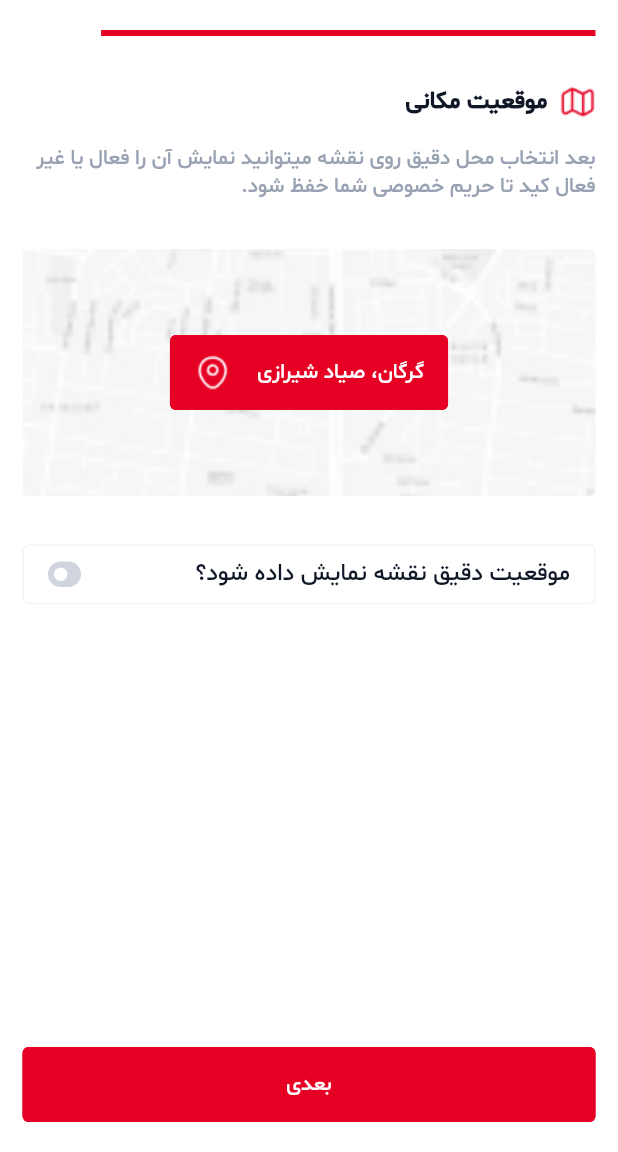
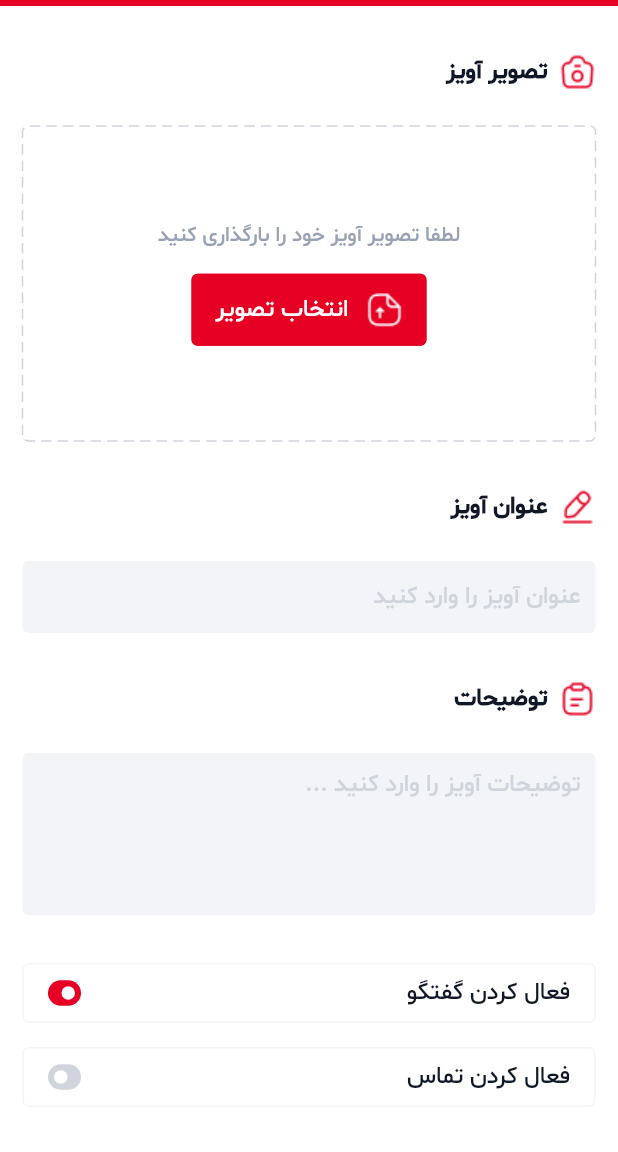
Before and after one commit to imamal07/Aviz, a Flutter app: the FourthStepAddAdScreen screen opened directly, after a tap on "بعدی", on a phone screen of 412 x 824 dp, the part 84-1236 px from its top. Run offline on Flutter 3.47's test engine with Material 2 defaults, Android fonts, the phone set to English and light mode, and no system bars; drawn by our look-alikes of dotted_border.

Commit message:
add dotted_border package & finish fifth step add ad screen ui. change textfield widget to multiline

```diff
--- a/lib/presentation/screens/add_ad_screen.dart
+++ b/lib/presentation/screens/add_ad_screen.dart
@@ -49,7 +49,7 @@ class _AddAdScreenState extends State<AddAdScreen> {
                           });
                         } else {
                           Navigator.of(context).push(MaterialPageRoute(
-                            builder: (context) => ThirdStepAddAdScreen(),
+                            builder: (context) => const ThirdStepAddAdScreen(),
                           ));
                         }
                       },
--- /dev/null
+++ b/lib/presentation/screens/fifth_step_add_ad_screen.dart
@@ -0,0 +1,157 @@
+import 'package:aviz/presentation/widgets/elevated_button.dart';
+import 'package:aviz/presentation/widgets/normal_textfield.dart';
+import 'package:aviz/presentation/widgets/switch_with_title.dart';
+import 'package:aviz/presentation/widgets/title_with_icon.dart';
+import 'package:aviz/utils/extensions/size_of_screen.dart';
+import 'package:aviz/utils/extensions/to_padding.dart';
+import 'package:aviz/utils/extensions/to_text.dart';
+import 'package:dotted_border/dotted_border.dart';
+import 'package:flutter/material.dart';
+
+import '../../utils/constants.dart';
+import '../widgets/add_ad_screen_appbar.dart';
+
+class FifthStepAddAdScreen extends StatefulWidget {
+  const FifthStepAddAdScreen({super.key});
+
+  @override
+  State<FifthStepAddAdScreen> createState() => _FifthStepAddAdScreenState();
+}
+
+class _FifthStepAddAdScreenState extends State<FifthStepAddAdScreen> {
+  TextEditingController titleInputController = TextEditingController();
+  TextEditingController descriptionInputController = TextEditingController();
+  bool isActiveMessage = true;
+  bool isActiveCall = false;
+
+  @override
+  Widget build(BuildContext context) {
+    return GestureDetector(
+      onTap: () {
+        FocusManager.instance.primaryFocus?.unfocus();
+      },
+      child: Scaffold(
+        backgroundColor: Colors.white,
+        appBar: GenerateAddAdScreenAppBar(
+            title: 'دسته بندی'.toText(color: MyColors.red, size: 16)),
+        body: SafeArea(
+          child: Column(
+            crossAxisAlignment: CrossAxisAlignment.end,
+            children: [
+              Container(
+                width: context.screenWidth(),
+                height: 4,
+                color: MyColors.red,
+              ),
+              Expanded(
+                child: SingleChildScrollView(
+                  child: Column(
+                    crossAxisAlignment: CrossAxisAlignment.end,
+                    children: [
+                      32.0.toVerticalSpace(),
+                      const GenerateTitleWithIcon(
+                          title: 'تصویر آویز',
+                          iconPath: MyImagesPath.cameraIcon),
+                      24.0.toVerticalSpace(),
+                      DottedBorder(
+                        dashPattern: const [7, 4],
+                        borderType: BorderType.RRect,
+                        color: MyColors.lightGrey,
+                        radius: const Radius.circular(4),
+                        child: Container(
+                          height: context.screenHeight() * .25,
+                          alignment: Alignment.center,
+                          child: Column(
+                            mainAxisAlignment: MainAxisAlignment.center,
+                            children: [
+                              'لطفا تصویر آویز خود را بارگذاری کنید'
+                                  .toText(color: MyColors.grey),
+                              16.0.toVerticalSpace(),
+                              SizedBox(
+                                height: 48,
+                                child: GenerateElevatedButton(
+                                  child: Row(
+                                    mainAxisSize: MainAxisSize.min,
+                                    children: [
+                                      'انتخاب تصویر'.toText(
+                                          color: Colors.white, size: 16),
+                                      12.0.toHorizontalSpace(),
+                                      Image.asset(
+                                          MyImagesPath.documentUploadIcon),
+                                    ],
+                                  ),
+                                  onPressed: () {},
+                                ),
+                              )
+                            ],
+                          ),
+                        ),
+                      ),
+                      32.0.toVerticalSpace(),
+                      const GenerateTitleWithIcon(
+                          title: 'عنوان آویز', iconPath: MyImagesPath.penIcon),
+                      24.0.toVerticalSpace(),
+                      GenerateNormalTextField(
+                        controller: titleInputController,
+                        hintText: 'عنوان آویز را وارد کنید',
+                        onchanged: (value) {
+                          setState(() {});
+                        },
+                        keyboardType: TextInputType.text,
+                      ),
+                      32.0.toVerticalSpace(),
+                      const GenerateTitleWithIcon(
+                          title: 'توضیحات',
+                          iconPath: MyImagesPath.clipboardTextIcon),
+                      24.0.toVerticalSpace(),
+                      GenerateNormalTextField(
+                        controller: descriptionInputController,
+                        hintText: '... توضیحات آویز را وارد کنید',
+                        onchanged: (value) {
+                          setState(() {});
+                        },
+                        keyboardType: TextInputType.multiline,
+                        minLine: 4,
+                      ),
+                      32.0.toVerticalSpace(),
+                      GenerateSwitch(
+                        value: isActiveMessage,
+                        title: 'فعال کردن گفتگو',
+                        onTap: () {
+                          setState(() {
+                            isActiveMessage = !isActiveMessage;
+                          });
+                        },
+                      ),
+                      16.0.toVerticalSpace(),
+                      GenerateSwitch(
+                        value: isActiveCall,
+                        title: 'فعال کردن تماس',
+                        onTap: () {
+                          setState(() {
+                            isActiveCall = !isActiveCall;
+                          });
+                        },
+                      ),
+                      40.0.toVerticalSpace(),
+                      SizedBox(
+                        width: context.screenWidth(),
+                        height: 48,
+                        child: GenerateElevatedButton(
+                          child:
+                              'ثبت آگهی'.toText(color: Colors.white, size: 16),
+                          onPressed: () {},
+                        ),
+                      ),
+                      20.0.toVerticalSpace(),
+                    ],
+                  ).toSymmetricPadding(horizontal: 15),
+                ),
+              ),
+            ],
+          ),
+        ),
+      ),
+    );
+  }
+}
--- a/lib/presentation/screens/fourth_step_add_ad_screen.dart
+++ b/lib/presentation/screens/fourth_step_add_ad_screen.dart
@@ -1,3 +1,4 @@
+import 'package:aviz/presentation/screens/fifth_step_add_ad_screen.dart';
 import 'package:aviz/presentation/widgets/add_ad_screen_appbar.dart';
 import 'package:aviz/presentation/widgets/elevated_button.dart';
 import 'package:aviz/presentation/widgets/switch_with_title.dart';
@@ -47,8 +48,10 @@ class _FourthStepAddAdScreenState extends State<FourthStepAddAdScreen> {
               decoration: BoxDecoration(
                 borderRadius: BorderRadius.circular(4),
                 image: DecorationImage(
+                  colorFilter: ColorFilter.mode(
+                      MyColors.red.withOpacity(.4), BlendMode.color),
                   fit: BoxFit.cover,
-                  image: AssetImage(
+                  image: const AssetImage(
                     MyImagesPath.map,
                   ),
                 ),
@@ -91,7 +94,11 @@ class _FourthStepAddAdScreenState extends State<FourthStepAddAdScreen> {
                 child: 'بعدی'.toText(
                   color: Colors.white,
                 ),
-                onPressed: () {},
+                onPressed: () {
+                  Navigator.of(context).push(MaterialPageRoute(
+                    builder: (context) => const FifthStepAddAdScreen(),
+                  ));
+                },
               ),
             )
           ],
--- a/lib/presentation/widgets/normal_textfield.dart
+++ b/lib/presentation/widgets/normal_textfield.dart
@@ -9,6 +9,7 @@ class GenerateNormalTextField extends StatelessWidget {
     required this.hintText,
     required this.onchanged,
     required this.keyboardType,
+    this.minLine,
     this.horizontalContentPadding = 10,
   });
   final TextEditingController controller;
@@ -16,6 +17,7 @@ class GenerateNormalTextField extends StatelessWidget {
   final Function(String value) onchanged;
   final TextInputType keyboardType;
   final double horizontalContentPadding;
+  final int? minLine;
 
   @override
   Widget build(BuildContext context) {
@@ -24,8 +26,12 @@ class GenerateNormalTextField extends StatelessWidget {
       onChanged: onchanged,
       keyboardType: keyboardType,
       textAlign: TextAlign.right,
+      maxLines: minLine,
+      minLines: minLine,
+      textInputAction: (minLine == null) ? null : TextInputAction.newline,
       decoration: InputDecoration(
-        contentPadding: EdgeInsets.symmetric(horizontal: horizontalContentPadding),
+        contentPadding: EdgeInsets.symmetric(
+            horizontal: horizontalContentPadding, vertical: 10),
         hintText: hintText,
         hintStyle: const TextStyle(
           color: MyColors.lightGrey,
--- a/pubspec.yaml
+++ b/pubspec.yaml
@@ -35,6 +35,7 @@ dependencies:
   # The following adds the Cupertino Icons font to your application.
   # Use with the CupertinoIcons class for iOS style icons.
   cupertino_icons: ^1.0.2
+  dotted_border: ^2.1.0
 
 dev_dependencies:
   flutter_test:
```
Also changed, not shown: pubspec.lock.
